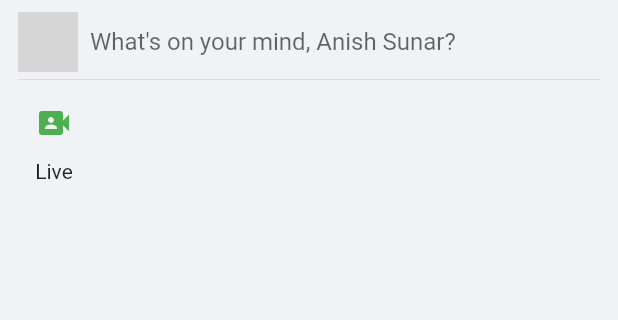
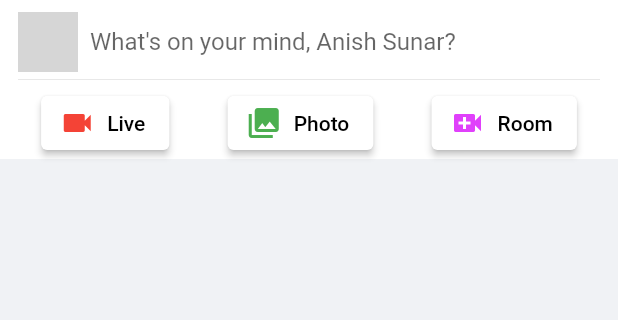
Before and after one commit to sunaranish17/learning-flutter, a Flutter app: the screen it shows after launch, on a phone screen of 412 x 824 dp, the part 84-404 px from its top. Run offline on Flutter 3.47's test engine with Material 2 defaults, Android fonts, the phone set to English and light mode, and no system bars; network calls fail; grey boxes are pictures that could not be loaded.

Commit message:
Feat: Create post container completed

```diff
--- a/lib/widgets/create_post_container.dart
+++ b/lib/widgets/create_post_container.dart
@@ -14,9 +14,12 @@ class CreatePostContainer extends StatelessWidget {
   Widget build(BuildContext context) {
     return Container(
       padding: EdgeInsets.fromLTRB(12.0, 8.0, 12.0, 0.0),
+      color: Colors.white,
       child: Column(
         children: [
-          Row(
+          Container(
+            height: 40.0,
+            child: Row(
               children: [
                 CircleAvatar(
                   radius: 20.0,
@@ -35,22 +38,68 @@ class CreatePostContainer extends StatelessWidget {
                 )
               ],
             ),
+          ),
           const Divider(
             height: 10.0,
             thickness: 0.5,
           ),
           Row(
+            mainAxisAlignment: MainAxisAlignment.spaceEvenly,
             children: [
-              Column(
-                children: [
-                  IconButton(
+              ElevatedButton.icon(
                 onPressed: () => print("Live"),
-                    icon: Icon(Icons.video_camera_front),
+                icon: Icon(
+                  Icons.videocam,
+                  color: Colors.red,
+                ),
+                label: Text(
+                  "Live",
+                  style: TextStyle(
+                    color: Colors.black,
+                  ),
+                ),
+                style: ElevatedButton.styleFrom(
+                  primary: Colors.white,
+                ),
+              ),
+              const VerticalDivider(
+                width: 8.0,
+              ),
+              ElevatedButton.icon(
+                onPressed: () => print("Photo"),
+                icon: Icon(
+                  Icons.photo_library,
                   color: Colors.green,
                 ),
-                  Text("Live"),
-                ],
+                label: Text(
+                  "Photo",
+                  style: TextStyle(
+                    color: Colors.black,
                   ),
+                ),
+                style: ElevatedButton.styleFrom(
+                  primary: Colors.white,
+                ),
+              ),
+              const VerticalDivider(
+                width: 8.0,
+              ),
+              ElevatedButton.icon(
+                onPressed: () => print("Room"),
+                icon: Icon(
+                  Icons.video_call,
+                  color: Colors.purpleAccent,
+                ),
+                label: Text(
+                  "Room",
+                  style: TextStyle(
+                    color: Colors.black,
+                  ),
+                ),
+                style: ElevatedButton.styleFrom(
+                  primary: Colors.white,
+                ),
+              )
             ],
           )
         ],
```
Lines whose indentation alone changed are shown as unchanged.
